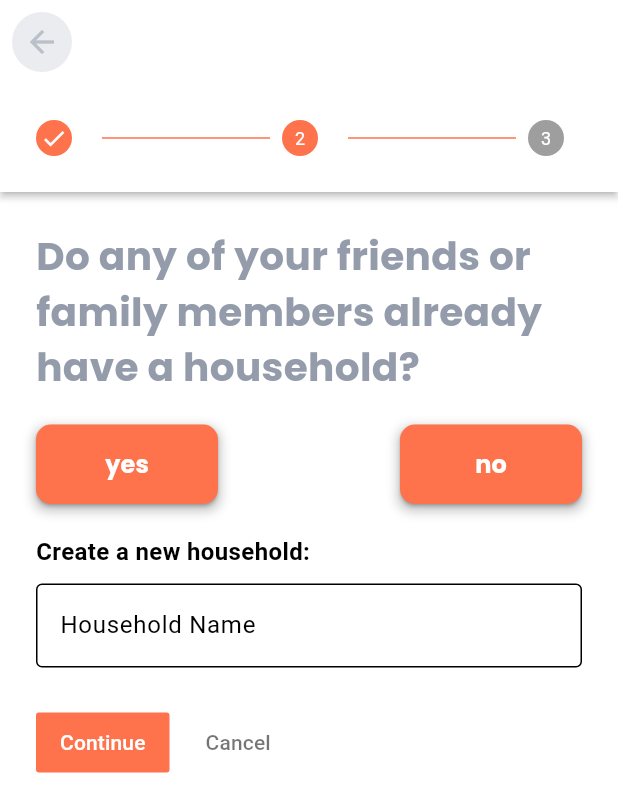
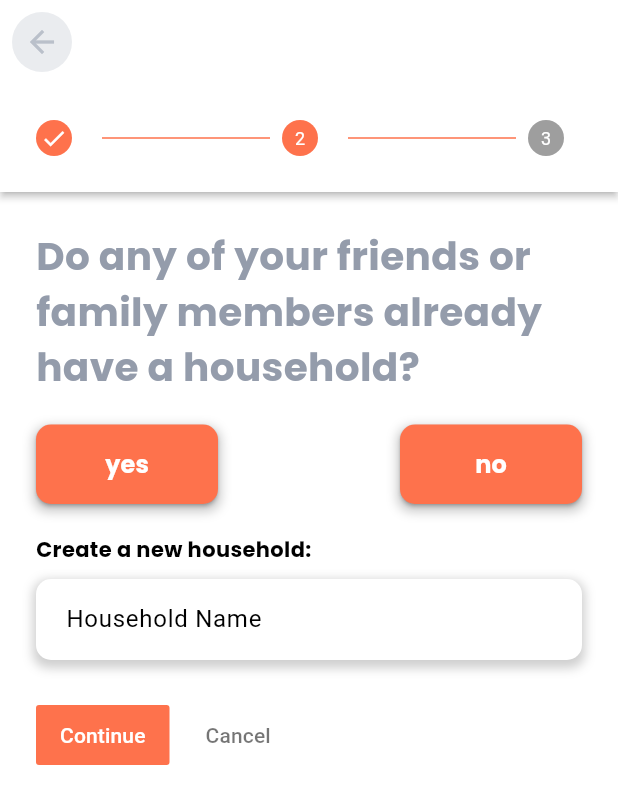
Before and after one commit to Final-Project-RecipeRescue/Client, a Flutter app: the FirstTime screen opened directly, after a tap on "Continue", after a tap on "no", on a phone screen of 412 x 824 dp. Shown: the top 812 px of the screen. Run offline on Flutter 3.47's test engine with Material 3 defaults, Android fonts, the phone set to English and light mode, and no system bars; our stand-ins replace bloc, csc_picker, firebase_auth, firebase_core, flutter_bloc, flutter_login and 7 more; missing offline and left inert: firebase_app_check; accounts and stored records are empty; network calls fail.

Commit message:
First time logging in questions to know the user better

```diff
--- a/lib/FirstTime.dart
+++ b/lib/FirstTime.dart
@@ -8,7 +8,11 @@ import 'package:reciperescue_client/components/app_bar.dart';
 import 'package:reciperescue_client/components/create_household.dart';
 import 'package:reciperescue_client/components/custom_button.dart';
 import 'package:reciperescue_client/components/search_household.dart';
+import 'package:reciperescue_client/components/text_field.dart';
 import 'package:reciperescue_client/controllers/questionnaire_controller.dart';
+
+import 'components/add_first_ingredients.dart';
+import 'components/display_household.dart';
 
 class FirstTime extends StatefulWidget {
   const FirstTime({Key? key}) : super(key: key);
@@ -68,12 +72,13 @@ class _FirstTimeState extends State<FirstTime> {
               ? StepState.complete
               : StepState.indexed,
           title: const Text(''),
-          content: const Text('3'),
+          content: buildIngredientsOrHouseholdDisplay(),
           isActive: controller.currentStep.value >= 2,
         ),
       ];
 
   Widget buildBasicDetailsFormsWidget() {
+    String? email = Authenticate().currentUser?.email;
     return Column(
       crossAxisAlignment: CrossAxisAlignment.start,
       children: [
@@ -85,30 +90,18 @@ class _FirstTimeState extends State<FirstTime> {
             fontWeight: FontWeight.bold,
           ),
         ),
+        const SizedBox(height: 40),
+        MyTextField(
+            controller: TextEditingController(), hintText: "First Name"),
         const SizedBox(height: 20),
-        TextFormField(
-          decoration: const InputDecoration(
-            labelText: 'First Name',
-            border: OutlineInputBorder(),
-          ),
-        ),
-        const SizedBox(height: 10),
-        TextFormField(
-          decoration: const InputDecoration(
-            labelText: 'Last Name',
-            border: OutlineInputBorder(),
-          ),
-        ),
-        const SizedBox(height: 10),
-        TextFormField(
-          decoration: const InputDecoration(
-            labelText: 'Email',
-            border: OutlineInputBorder(),
-          ),
-          initialValue: Authenticate().currentUser?.email,
+        MyTextField(controller: TextEditingController(), hintText: "Last Name"),
+        const SizedBox(height: 20),
+        MyTextField(
+          hintText: "Email",
+          initialValue: email,
           readOnly: true,
         ),
-        const SizedBox(height: 10),
+        const SizedBox(height: 40),
         CSCPicker(
           flagState: CountryFlag.SHOW_IN_DROP_DOWN_ONLY,
           onCountryChanged: (value) {
@@ -182,4 +175,12 @@ class _FirstTimeState extends State<FirstTime> {
       )
     ]);
   }
+
+  buildIngredientsOrHouseholdDisplay() {
+    return Obx(
+      () => controller.isJoinExistingHousehold.value
+          ? const DisplayHousehold()
+          : const AddFirstIngredients(),
+    );
+  }
 }
--- /dev/null
+++ b/lib/components/add_first_ingredients.dart
@@ -0,0 +1,78 @@
+import 'package:flutter/cupertino.dart';
+import 'package:flutter/material.dart';
+import 'package:flutter/widgets.dart';
+import 'package:flutter_staggered_animations/flutter_staggered_animations.dart';
+import 'package:get/get.dart';
+import 'package:google_fonts/google_fonts.dart';
+import 'package:reciperescue_client/controllers/questionnaire_controller.dart';
+
+import '../colors/colors.dart';
+import 'text_field.dart';
+
+class AddFirstIngredients extends StatelessWidget {
+  const AddFirstIngredients({super.key});
+
+  @override
+  Widget build(BuildContext context) {
+    var controller = Get.find<QuestionnaireController>();
+
+    return SizedBox(
+      height: MediaQuery.of(context).size.height / 1.5,
+      child: Column(
+        children: [
+          Text(
+            "What's Already in ${controller.nameNewHousehold.value.text}'s Kitchen?",
+            style: GoogleFonts.poppins(
+              textStyle: TextStyle(color: myGrey[900]),
+              fontSize: 26,
+              fontWeight: FontWeight.bold,
+            ),
+          ),
+          const SizedBox(
+            height: 20,
+          ),
+          MyTextField(
+            controller: controller.firstIngredients,
+            hintText: "Enter Ingredients",
+            onEditingComplete: () =>
+                controller.addIngredients(controller.firstIngredients.text),
+          ),
+          const SizedBox(
+            height: 40,
+          ),
+          SizedBox(
+            height: MediaQuery.of(context).size.height / 3,
+            child: Obx(() => AnimationLimiter(
+                  child: ListView.builder(
+                    itemCount: controller.itemCount.value,
+                    itemBuilder: ((context, index) {
+                      return AnimationConfiguration.staggeredList(
+                        position: index,
+                        duration: const Duration(milliseconds: 375),
+                        child: SlideAnimation(
+                          verticalOffset: 50.0,
+                          child: FadeInAnimation(
+                            child: ListTile(
+                              title: Text(controller.ingredients.value[index]),
+                              trailing: GestureDetector(
+                                child: const Icon(
+                                  Icons.delete,
+                                  color: Colors.red,
+                                ),
+                                onTap: () {
+                                  controller.removeIngredient(index);
+                                },
+                              ),
+                            ),
+                          ),
+                        ),
+                      );
+                    }),
+                  ),
+                )),
+          )
+        ],
+      ),
+    );
+  }
+}
--- a/lib/components/create_household.dart
+++ b/lib/components/create_household.dart
@@ -1,4 +1,9 @@
 import 'package:flutter/material.dart';
+import 'package:get/get.dart';
+import 'package:google_fonts/google_fonts.dart';
+import 'package:reciperescue_client/controllers/questionnaire_controller.dart';
+
+import 'text_field.dart';
 
 class NewHousehold extends StatefulWidget {
   const NewHousehold({super.key});
@@ -8,25 +13,25 @@ class NewHousehold extends StatefulWidget {
 }
 
 class _NewHouseholdState extends State<NewHousehold> {
+  QuestionnaireController controller = Get.find<QuestionnaireController>();
+
   @override
   Widget build(BuildContext context) {
     return Column(
       crossAxisAlignment: CrossAxisAlignment.start,
       children: [
         const SizedBox(height: 20),
-        const Text(
+        Text(
           "Create a new household:",
-          style: TextStyle(
-            fontSize: 16,
+          style: GoogleFonts.poppins(
+            fontSize: 14,
             fontWeight: FontWeight.bold,
           ),
         ),
         const SizedBox(height: 10),
-        TextFormField(
-          decoration: const InputDecoration(
-            labelText: 'Household Name',
-            border: OutlineInputBorder(),
-          ),
+        MyTextField(
+          controller: controller.nameNewHousehold,
+          hintText: "Household Name",
         ),
         const SizedBox(height: 10),
         // Add more fields as needed for creating a new household
--- /dev/null
+++ b/lib/components/display_household.dart
@@ -0,0 +1,10 @@
+import 'package:flutter/material.dart';
+
+class DisplayHousehold extends StatelessWidget {
+  const DisplayHousehold({super.key});
+
+  @override
+  Widget build(BuildContext context) {
+    return const Text('household');
+  }
+}
--- a/lib/components/search_household.dart
+++ b/lib/components/search_household.dart
@@ -1,4 +1,6 @@
 import 'package:flutter/material.dart';
+import 'package:google_fonts/google_fonts.dart';
+import 'package:reciperescue_client/components/text_field.dart';
 
 class SearchHousehold extends StatefulWidget {
   const SearchHousehold({super.key});
@@ -14,19 +16,17 @@ class _SearchHouseholdState extends State<SearchHousehold> {
       crossAxisAlignment: CrossAxisAlignment.start,
       children: [
         const SizedBox(height: 20),
-        const Text(
+        Text(
           "Enter an existing household ID:",
-          style: TextStyle(
-            fontSize: 16,
+          style: GoogleFonts.poppins(
+            fontSize: 14,
             fontWeight: FontWeight.bold,
           ),
         ),
         const SizedBox(height: 10),
-        TextFormField(
-          decoration: const InputDecoration(
-            labelText: 'Search',
-            border: OutlineInputBorder(),
-          ),
+        MyTextField(
+          controller: TextEditingController(),
+          hintText: "Household Id",
         ),
         // Add search functionality as needed
       ],
--- /dev/null
+++ b/lib/components/text_field.dart
@@ -0,0 +1,47 @@
+import 'package:flutter/material.dart';
+
+class MyTextField extends StatelessWidget {
+  final TextEditingController? controller;
+  final String hintText;
+  final bool? readOnly;
+  late String? initialValue;
+  late void Function()? onEditingComplete;
+
+  MyTextField(
+      {super.key,
+      this.controller,
+      this.hintText = 'Enter text',
+      this.initialValue,
+      this.readOnly,
+      this.onEditingComplete});
+
+  @override
+  Widget build(BuildContext context) {
+    return Container(
+      decoration: BoxDecoration(
+        color: Colors.white,
+        borderRadius: BorderRadius.circular(10),
+        boxShadow: [
+          BoxShadow(
+            color: Colors.grey.withOpacity(0.5),
+            spreadRadius: 2,
+            blurRadius: 5,
+            offset: const Offset(0, 3), // changes position of shadow
+          ),
+        ],
+      ),
+      child: TextFormField(
+        onEditingComplete: onEditingComplete,
+        initialValue: initialValue,
+        readOnly: readOnly ?? false,
+        controller: controller,
+        decoration: InputDecoration(
+          hintText: hintText,
+          contentPadding:
+              const EdgeInsets.symmetric(horizontal: 20, vertical: 15),
+          border: InputBorder.none,
+        ),
+      ),
+    );
+  }
+}
--- a/lib/controllers/auth_controller.dart
+++ b/lib/controllers/auth_controller.dart
@@ -28,7 +28,7 @@ class AuthController extends GetxController {
       Get.offAll(() => const LoginPage());
     } else {
       Map<String, dynamic> user = await AuthController.instance.getUser();
-      if (user['message'] == 'User not exist') {
+      if (user['detail'] == 'User does not exist') {
         Get.offAll(() => const FirstTime());
       } else {
         Get.offAll(() => HomePage());
@@ -73,8 +73,8 @@ class AuthController extends GetxController {
   Future<Map<String, dynamic>> getUser() async {
     final url = Uri.parse(
         'http://10.0.2.2:8000/users_household/get_user?user_email=${_user.value?.email.toString()}');
-    final response = await http.post(url);
-    print(response);
+    final response = await http.get(url);
+    print(response.body);
     if (response.statusCode == 200) {
       return json.decode(response.body);
     } else {
--- a/lib/controllers/questionnaire_controller.dart
+++ b/lib/controllers/questionnaire_controller.dart
@@ -1,10 +1,43 @@
+import 'package:flutter/material.dart';
 import 'package:get/get.dart';
 
-class QuestionnaireController {
+class QuestionnaireController extends GetxController {
   var currentStep = 0.obs;
   var countryValue = "".obs;
   var stateValue = "".obs;
   var householdName = "".obs;
   var householdId = "".obs;
+  var newHouseholdName = "".obs;
   final isJoinExistingHousehold = Rx(true);
+
+  TextEditingController firstName = TextEditingController();
+  TextEditingController lastName = TextEditingController();
+  TextEditingController existingHousehold = TextEditingController();
+  TextEditingController nameNewHousehold = TextEditingController();
+  TextEditingController firstIngredients = TextEditingController();
+
+  var itemCount = 0.obs;
+  Rx<List<String>> ingredients = Rx<List<String>>([]);
+
+  void addIngredients(String ingredient) {
+    ingredients.value.add(ingredient);
+    itemCount.value = ingredients.value.length;
+    firstIngredients.clear();
+    print('${ingredients} ${itemCount.value}');
+  }
+
+  void removeIngredient(int index) {
+    ingredients.value.removeAt(index);
+    itemCount.value = ingredients.value.length;
+  }
+
+  @override
+  void onClose() {
+    super.onClose();
+    firstName.dispose();
+    lastName.dispose();
+    existingHousehold.dispose();
+    nameNewHousehold.dispose();
+    firstIngredients.dispose();
+  }
 }
--- a/lib/main.dart
+++ b/lib/main.dart
@@ -16,6 +16,17 @@
     projectId: 'reciperescue-6da9c',
     databaseURL:
         'https://reciperescue-6da9c-default-rtdb.europe-west1.firebasedatabase.app',
+  );
+
+  const FirebaseOptions web = FirebaseOptions(
+    apiKey: 'AIzaSyCtia7NHayLLXpAkP6HBpyLVpTJ3jn5AxQ',
+    appId: '1:299913070782:web:333f5e74f576ff8118f6ef',
+    messagingSenderId: '299913070782',
+    projectId: 'hasbara23-13704',
+    authDomain: 'hasbara23-13704.firebaseapp.com',
+    databaseURL:
+        'https://hasbara23-13704-default-rtdb.europe-west1.firebasedatabase.app',
+    storageBucket: 'hasbara23-13704.appspot.com',
   );
   await Firebase.initializeApp(options: android)
       .then((value) => Get.put(AuthController()));
```
Also changed, not shown: pubspec.yaml (+9 -5 lines).
